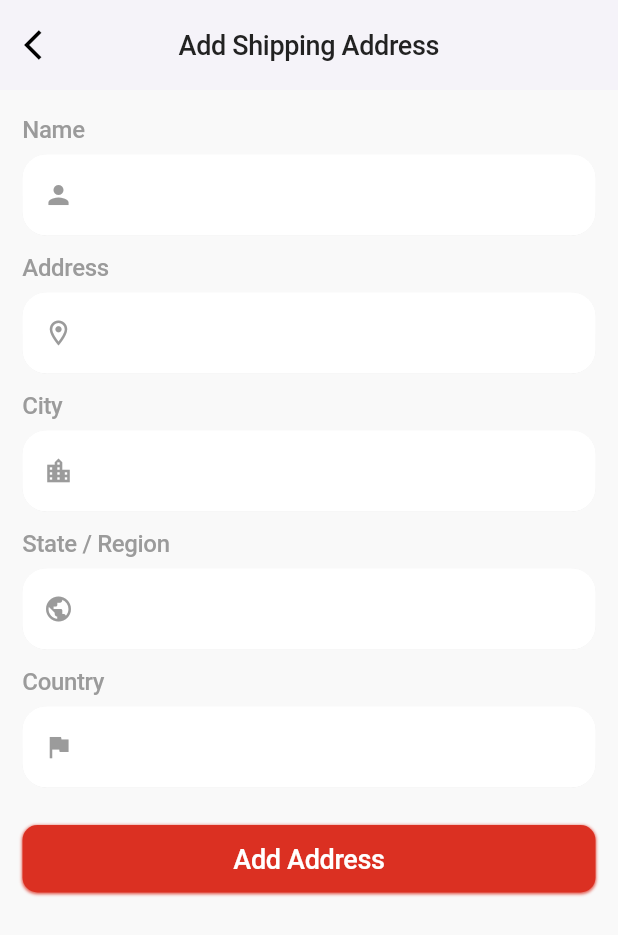
After one commit to RashadZA/fashion_shoping, a Flutter app: the AddShippingAddressScreen screen opened by its route, on a phone screen of 412 x 824 dp. The commit adds this screen. Shown: the top 935 px of the screen. Run offline on Flutter 3.47's test engine with Material 3 defaults, Android fonts, the light colour scheme and no system bars; our stand-ins replace bottom_navy_bar, cached_network_image, get, shared_preferences, shimmer; accounts and stored records are empty; network calls fail.

Commit message:
Add Shipping Addresses Screen done.

```diff
--- a/lib/core/routes/app_pages.dart
+++ b/lib/core/routes/app_pages.dart
@@ -23,7 +23,9 @@ import 'package:fashion_shoping/features/profile/presentation/pages/orders/my_or
 import 'package:fashion_shoping/features/profile/presentation/pages/orders/order_details_screen.dart';
 import 'package:fashion_shoping/features/profile/presentation/pages/profile_screen.dart';
 import 'package:fashion_shoping/features/profile/presentation/pages/setting/setting_screen.dart';
+import 'package:fashion_shoping/features/shippingAddresses/controllers/add_shipping_address_screen_controller.dart';
 import 'package:fashion_shoping/features/shippingAddresses/controllers/shipping_addresses_screen_controller.dart';
+import 'package:fashion_shoping/features/shippingAddresses/presentation/pages/add_shipping_address_screen.dart';
 import 'package:fashion_shoping/features/shippingAddresses/presentation/pages/shipping_addresses_screen.dart';
 import 'package:fashion_shoping/features/shop/controllers/shop_screen_controller.dart';
 import 'package:fashion_shoping/features/shop/presentation/pages/shop_screen.dart';
@@ -146,6 +148,13 @@ class AppPages {
             () => Get.lazyPut<ShippingAddressesScreenController>(() => ShippingAddressesScreenController()),
       ),
     ),
+    GetPage(
+      name: Routes.addShippingAddressesScreen,
+      page: () => const AddShippingAddressScreen(),
+      binding: BindingsBuilder(
+            () => Get.lazyPut<AddShippingAddresseScreenController>(() => AddShippingAddresseScreenController()),
+      ),
+    ),
   ];
 }
 
--- a/lib/core/routes/app_routes.dart
+++ b/lib/core/routes/app_routes.dart
@@ -18,6 +18,7 @@ abstract class Routes {
   static const settingScreen = _Paths.settingScreen;
   static const checkOutScreen = _Paths.checkOutScreen;
   static const shippingAddressesScreen = _Paths.shippingAddressesScreen;
+  static const addShippingAddressesScreen = _Paths.addShippingAddressesScreen;
 }
 
 abstract class _Paths {
@@ -37,4 +38,5 @@ abstract class _Paths {
   static const settingScreen = '/settingScreen';
   static const checkOutScreen = '/checkOutScreen';
   static const shippingAddressesScreen = '/shippingAddressesScreen';
+  static const addShippingAddressesScreen = '/addShippingAddressesScreen';
 }
--- a/lib/core/utils/app_contants.dart
+++ b/lib/core/utils/app_contants.dart
@@ -184,3 +184,23 @@ Widget defaultLoaderOfCircularProgressIndicatorForStateFullWidget({
     strokeWidth: strokeWidth ?? 4.0,
   );
 }
+
+Widget titleText({
+  required String title
+}) {
+  return Column(
+    mainAxisAlignment: MainAxisAlignment.start,
+    crossAxisAlignment: CrossAxisAlignment.start,
+    children: [
+      Text(
+        title,
+        style: AppTextTheme.text16.copyWith(
+          color: secondaryTextColor,
+        ),
+      ),
+      const SizedBox(
+        height: 5,
+      ),
+    ],
+  );
+}
--- a/lib/features/bag/presentation/widgets/bagScreen/promo_codes_bottom_sheet_widget.dart
+++ b/lib/features/bag/presentation/widgets/bagScreen/promo_codes_bottom_sheet_widget.dart
@@ -279,7 +279,7 @@ class PromoCodesBottomSheetCardWidget extends GetWidget<BagScreenController> {
                           child: controller.promoCodesBottomSheetApplyButtonIsTapped.value ? SizedBox(
                             width: 25,
                               height: 25,
-                              child: defaultLoaderOfCupertinoActivity(),
+                              child: defaultLoaderOfCupertinoActivity(color: primaryColor),
                           ) : Text(
                             "Apply",
                             textAlign: TextAlign.center,
--- /dev/null
+++ b/lib/features/shippingAddresses/presentation/pages/add_shipping_address_screen.dart
@@ -0,0 +1,126 @@
+import 'package:fashion_shoping/core/utils/design_utils.dart';
+import 'package:fashion_shoping/core/widgets/buttons/core_button.dart';
+import 'package:fashion_shoping/core/widgets/core_textField.dart';
+import 'package:fashion_shoping/features/shippingAddresses/controllers/add_shipping_address_screen_controller.dart';
+import 'package:flutter/material.dart';
+import 'package:get/get.dart';
+
+class AddShippingAddressScreen extends GetWidget<AddShippingAddresseScreenController> {
+  const AddShippingAddressScreen({super.key});
+
+  @override
+  Widget build(BuildContext context) {
+    return Scaffold(
+      appBar: AppBar(
+        backgroundColor: scaffoldAppBarColor,
+        centerTitle: true,
+        leading: IconButton(
+          onPressed: ()=> Get.back(),
+          icon: const Icon(Icons.arrow_back_ios),
+        ),
+        title: Obx(()=> Text(
+          "${controller.shippingAddress.value.shippingAddressId != null ? "Edit" : "Add"} Shipping Address",
+          style: AppTextTheme.text18,
+        ),
+        ),
+      ),
+      body: Obx( () => SizedBox(
+          width: Get.width,
+          height: Get.height,
+          child: controller.addShippingAddressScreenDataProcessing.value
+              ? Center(
+            child: defaultLoaderOfCircularProgressIndicator(color: primaryColor),
+          ) : ListView(
+            padding: const EdgeInsets.all(15),
+            children: [
+              titleText(title: "Name"),
+              CoreTextField(
+                keyboardType: TextInputType.text,
+                textInputAction: TextInputAction.next,
+                controller: controller.nameTextEditController,
+                prefixIcon: Icons.person,
+              ),
+              const SizedBox(
+                height: 10,
+              ),
+              titleText(title: "Address"),
+              CoreTextField(
+                maxLines: 5,
+                keyboardType: TextInputType.text,
+                textInputAction: TextInputAction.next,
+                controller: controller.roadAddressTextEditController,
+                prefixIcon: Icons.location_on_outlined,
+              ),
+              const SizedBox(
+                height: 10,
+              ),
+              titleText(title: "City"),
+              CoreTextField(
+                keyboardType: TextInputType.text,
+                textInputAction: TextInputAction.next,
+                controller: controller.cityTextEditController,
+                prefixIcon: Icons.location_city_outlined,
+              ),
+              const SizedBox(
+                height: 10,
+              ),
+              titleText(title: "State / Region"),
+              CoreTextField(
+                keyboardType: TextInputType.text,
+                textInputAction: TextInputAction.next,
+                controller: controller.stateOrRegionTextEditController,
+                prefixIcon: Icons.public,
+              ),
+              const SizedBox(
+                height: 10,
+              ),
+              titleText(title: "Country"),
+              CoreTextField(
+                keyboardType: TextInputType.text,
+                textInputAction: TextInputAction.next,
+                controller: controller.countryTextEditController,
+                prefixIcon: Icons.flag,
+              ),
+              const SizedBox(
+                height: 25,
+              ),
+              CoreButton(
+                onPressed: ()=> controller.saveAddressButtonOnPressedMethod(),
+                  child: Container(
+                    height: 45,
+                    width: Get.width,
+                    alignment: Alignment.center,
+                    decoration: BoxDecoration(
+                      color: primaryColor,
+                      borderRadius: BorderRadius.circular(defaultBorderRadius),
+                      boxShadow: [
+                        BoxShadow(
+                          blurRadius: 1,
+                          offset: const Offset(0, 1),
+                          color: primaryColor.withOpacity(0.5),
+                        ),
+                        BoxShadow(
+                          blurRadius: 1,
+                          offset: const Offset(0, 0.5),
+                          color: primaryColor.withOpacity(0.5),
+                        ),
+                      ]
+                    ),
+                    child: controller.saveAddressButtonIsTapped.value ? defaultLoaderOfCupertinoActivity(radius: 15) : Text(
+                      "${controller.shippingAddress.value.shippingAddressId != null ? "Edit" : "Add"} Address",
+                      textAlign: TextAlign.center,
+                      style: AppTextTheme.text18.copyWith(
+                        color: whiteColor
+                      ),
+                    ),
+                  ),
+              ),
+
+            ],
+          )
+      )
+
+      ),
+    );
+  }
+}
--- a/lib/features/shippingAddresses/presentation/pages/shipping_addresses_screen.dart
+++ b/lib/features/shippingAddresses/presentation/pages/shipping_addresses_screen.dart
@@ -1,4 +1,5 @@
 import 'package:fashion_shoping/core/utils/design_utils.dart';
+import 'package:fashion_shoping/core/widgets/buttons/core_button.dart';
 import 'package:fashion_shoping/features/shippingAddresses/controllers/shipping_addresses_screen_controller.dart';
 import 'package:fashion_shoping/features/shippingAddresses/presentation/widgets/shipping_address_screen_shipping_address_card_part.dart';
 import 'package:flutter/material.dart';
@@ -53,7 +54,9 @@ class ShippingAddressesScreen extends GetWidget<ShippingAddressesScreenControlle
       ),
       ),
       floatingActionButtonLocation: FloatingActionButtonLocation.centerFloat,
-      floatingActionButton: SizedBox(
+      floatingActionButton: CoreButton(
+        onPressed: ()=> controller.addShippingAddressButtonOnPressedMethod(),
+        child: SizedBox(
           width: 105,
           child: Row(
             mainAxisAlignment: MainAxisAlignment.center,
@@ -82,6 +85,7 @@ class ShippingAddressesScreen extends GetWidget<ShippingAddressesScreenControlle
             backgroundColor: primaryColor,
           ),
         ),
+      ),
     );
   }
 }
--- a/lib/features/shippingAddresses/presentation/widgets/shipping_address_screen_shipping_address_card_part.dart
+++ b/lib/features/shippingAddresses/presentation/widgets/shipping_address_screen_shipping_address_card_part.dart
@@ -118,7 +118,7 @@ class ShippingAddressScreenShippingAddressCardPart extends GetWidget<ShippingAdd
           top: 15,
           right: 10,
           child: CoreButton(
-            onPressed: ()=> controller.shippingAddressEditTextButtonOnPressedMethod(),
+            onPressed: ()=> controller.shippingAddressEditTextButtonOnPressedMethod(shippingAddress),
             child: Text(
               "Edit",
               style: AppTextTheme.text16.copyWith(
```
Also changed, not shown: lib/features/shippingAddresses/controllers/add_shipping_address_screen_controller.dart (added, +78 -0 lines), lib/features/shippingAddresses/controllers/shipping_addresses_screen_controller.dart (+8 -2 lines). Lines whose indentation alone changed are shown as unchanged.
